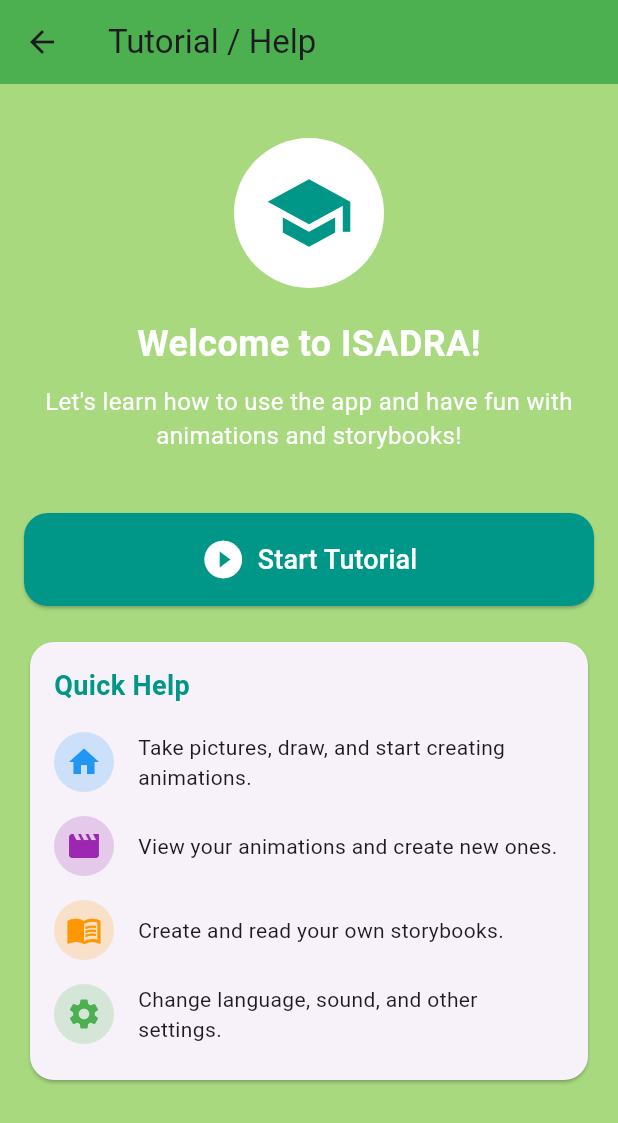
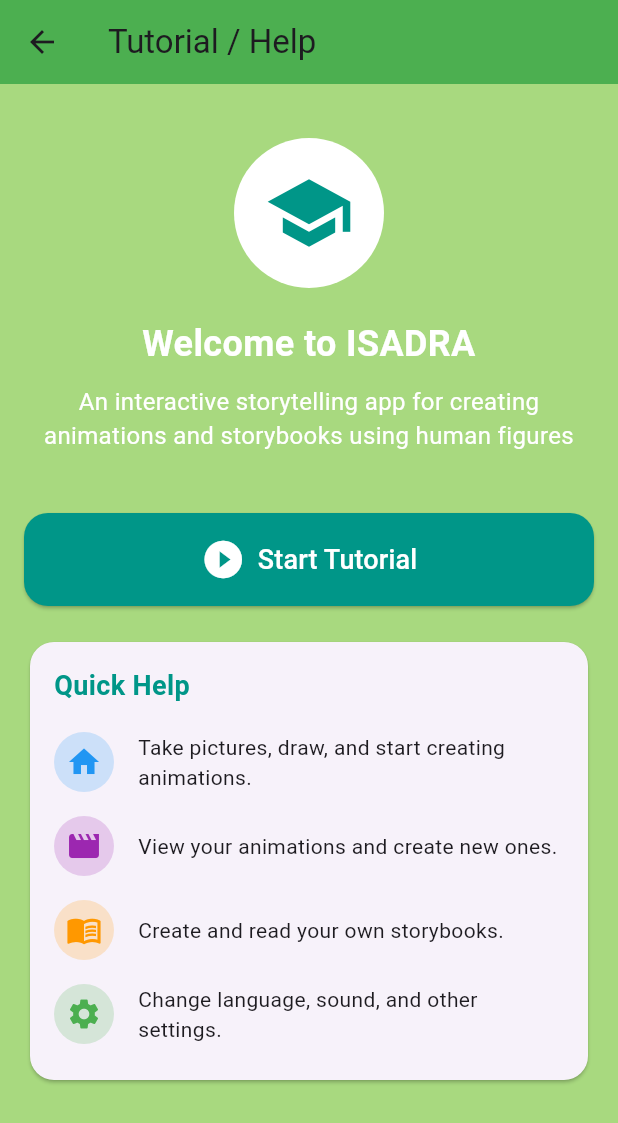
Before and after one commit to shyrxnx/isadra, a Flutter app: the TutorialSettings screen opened directly, on a phone screen of 412 x 824 dp. Shown: the top 1123 px of the screen. Run offline on Flutter 3.47's test engine with Material 3 defaults, Android fonts, the phone set to English and light mode, and no system bars; our stand-ins replace audioplayers, curved_navigation_bar, fl_chart, flutter_colorpicker, flutter_dotenv, flutter_image_compress and 3 more; accounts and stored records are empty.

Commit message:
refactor: changed some text for clarity

```diff
--- a/lib/views/screens/settings/tutorial_settings.dart
+++ b/lib/views/screens/settings/tutorial_settings.dart
@@ -42,7 +42,7 @@ class TutorialSettings extends StatelessWidget with SoundMixin {
 
               // Welcome text
               Text(
-                context.tr('tutorial_welcome'),
+                'Welcome to ISADRA',
                 style: const TextStyle(
                   fontSize: 24,
                   fontWeight: FontWeight.bold,
@@ -52,7 +52,7 @@ class TutorialSettings extends StatelessWidget with SoundMixin {
               ),
               const SizedBox(height: 10),
               Text(
-                context.tr('tutorial_intro'),
+                'An interactive storytelling app for creating animations and storybooks using human figures',
                 style: const TextStyle(
                   fontSize: 16,
                   color: Colors.white,
```
